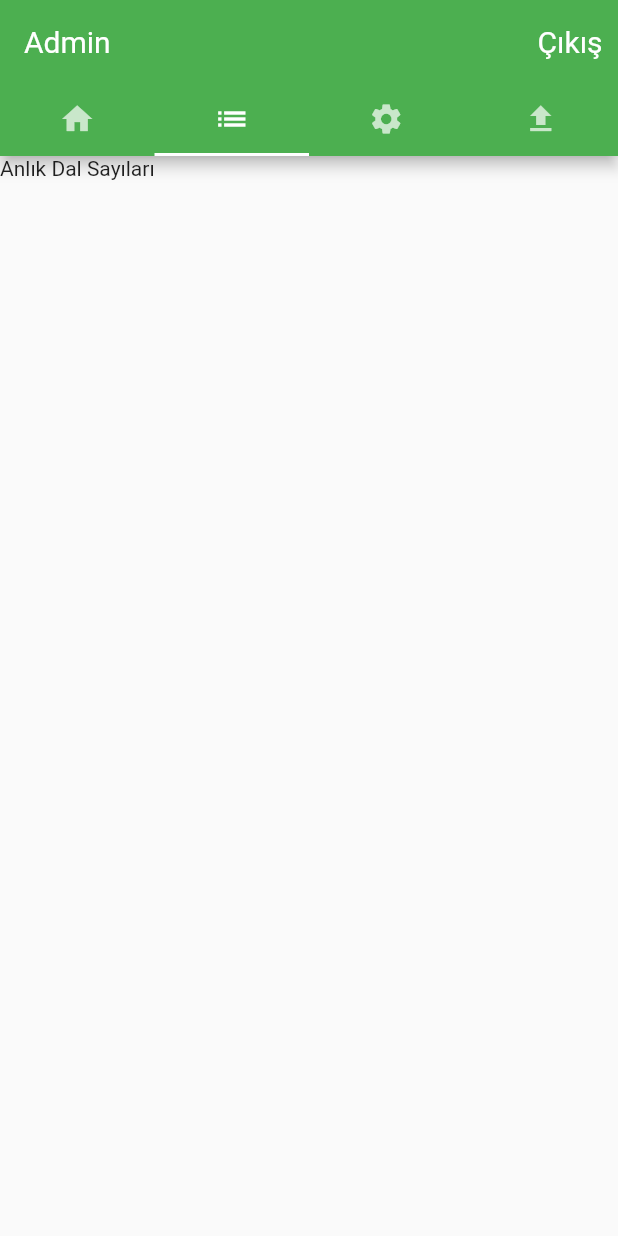
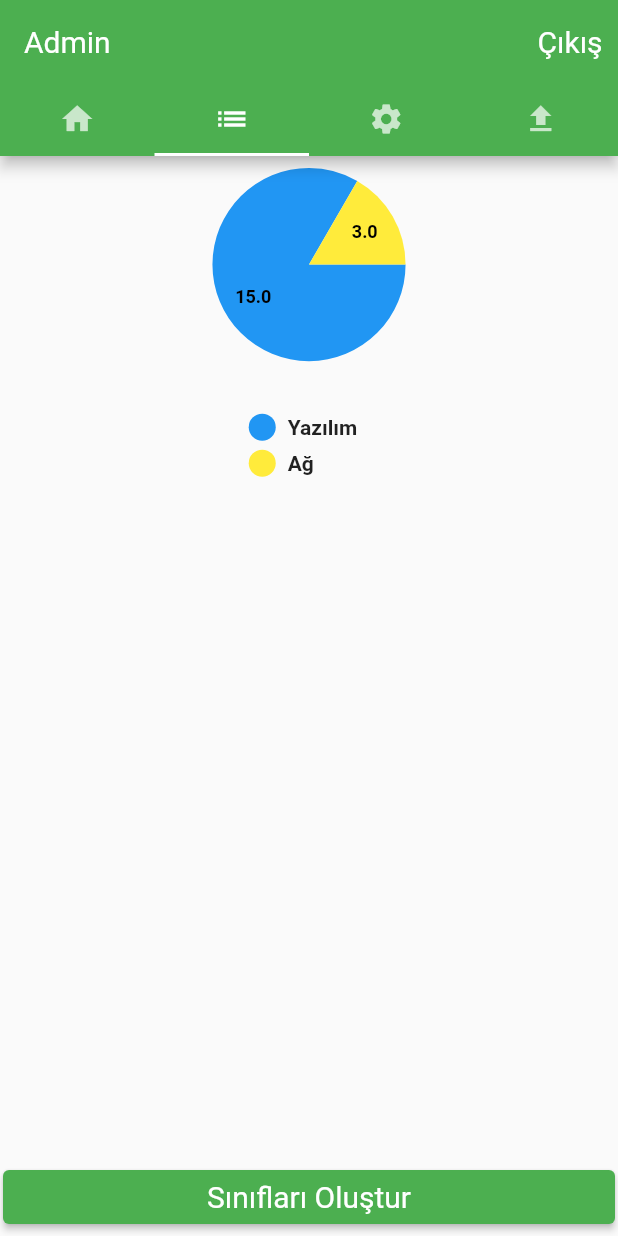
Before and after one commit to ozdemirali/branch_select_app, a Flutter app: the screen it shows after launch, tab 2 chosen, on a phone screen of 412 x 824 dp. Run offline on Flutter 3.47's test engine with Material 2 defaults, Android fonts, the phone set to English and light mode, and no system bars; drawn by our look-alikes of pie_chart; our stand-ins replace dropdown_formfield, email_validator, mask_text_input_formatter.

Commit message:
BrancStatus screen is done

```diff
--- a/lib/screens/admin.dart
+++ b/lib/screens/admin.dart
@@ -1,3 +1,4 @@
+import 'package:branch_select_app/widgets/branchStatus.dart';
 import 'package:branch_select_app/widgets/choicesMade.dart';
 import 'package:flutter/material.dart';
 
@@ -63,7 +64,7 @@ class AdminState extends State<Admin> with SingleTickerProviderStateMixin {
         controller: _tabController,
         children: [
           ChoicesMade(),
-          Text("Anlık Dal Sayıları"),
+          BranchStatus(),
           Text("Okul Bİligileri"),
           Text("Öğrenci Bilgileri Yükle"),
         ],
--- /dev/null
+++ b/lib/widgets/branchStatus.dart
@@ -0,0 +1,76 @@
+import 'package:branch_select_app/widgets/chart.dart';
+import 'package:flutter/material.dart';
+import 'package:pie_chart/pie_chart.dart';
+
+class BranchStatus extends StatefulWidget{
+  @override
+  State<StatefulWidget> createState() {
+    // TODO: implement createState
+    return BranchStatusState();
+  }
+}
+
+class BranchStatusState extends State<BranchStatus> {
+
+  Map<String, double> dataMap = {
+    "Yazılım": 15,
+    "Ağ": 3,
+  };
+  List<Color> colorList = [
+    Colors.blue,
+    Colors.yellow,
+  ];
+
+  @override
+  Widget build(BuildContext context) {
+    // TODO: implement build
+    return Container(
+      height: MediaQuery.of(context).size.height,
+      child: Column(
+        crossAxisAlignment: CrossAxisAlignment.stretch,
+        mainAxisAlignment: MainAxisAlignment.spaceBetween,
+        children: [
+          // PieChart(
+          //   dataMap: dataMap,
+          //   animationDuration: Duration(milliseconds: 800),
+          //   chartLegendSpacing: 32,
+          //   chartRadius: MediaQuery.of(context).size.width / 3.2,
+          //   colorList: colorList,
+          //   initialAngleInDegree: 0,
+          //   chartType: ChartType.disc,
+          //   ringStrokeWidth: 32,
+          //   centerText: "",
+          //   legendOptions: LegendOptions(
+          //     showLegendsInRow: false,
+          //     legendPosition: LegendPosition.bottom,
+          //     showLegends: true,
+          //     //legendShape: ,
+          //     legendTextStyle: TextStyle(
+          //       fontWeight: FontWeight.bold,
+          //     ),
+          //   ),
+          //   chartValuesOptions: ChartValuesOptions(
+          //     showChartValueBackground: false,
+          //     showChartValues: true,
+          //     showChartValuesInPercentage: false,
+          //     showChartValuesOutside: false,
+          //     decimalPlaces: 1,
+          //   ),
+          // ),
+      chart(dataMap,context,colorList,ChartType.disc,"",LegendPosition.bottom,false,true,false,false),
+      Padding(
+        padding: EdgeInsets.fromLTRB(2.0, 2.0, 2.0, 2.0),
+        child: ElevatedButton(
+          style:  ElevatedButton.styleFrom(textStyle: const TextStyle(fontSize: 20)),
+          child: Text("Sınıfları Oluştur"),
+          onPressed: (){
+           print("Kaydet");
+          },
+        ),
+      ),
+
+        ],
+      ),
+    );
+  }
+}
--- /dev/null
+++ b/lib/widgets/chart.dart
@@ -0,0 +1,36 @@
+import 'package:flutter/material.dart';
+import 'package:pie_chart/pie_chart.dart';
+
+Widget chart(Map<String, double> dataMap,BuildContext context,
+    List<Color> colorList, ChartType chartType, String centerText,LegendPosition legendPosition,
+    bool showChartValueBackground, bool showChartValues,
+    bool showChartValuesInPercentage, bool showChartValuesOutside ){
+  return PieChart(
+    dataMap: dataMap,
+    animationDuration: Duration(milliseconds: 800),
+    chartLegendSpacing: 32,
+    chartRadius: MediaQuery.of(context).size.width / 3.2,
+    colorList: colorList,
+    initialAngleInDegree: 0,
+    chartType: ChartType.disc,
+    ringStrokeWidth: 32,
+    centerText: "",
+    legendOptions: LegendOptions(
+      showLegendsInRow: false,
+      legendPosition: legendPosition,
+      showLegends: true,
+      //legendShape: ,
+      legendTextStyle: TextStyle(
+        fontWeight: FontWeight.bold,
+      ),
+    ),
+    chartValuesOptions: ChartValuesOptions(
+      showChartValueBackground: showChartValueBackground,
+      showChartValues: showChartValues,
+      showChartValuesInPercentage: showChartValuesInPercentage,
+      showChartValuesOutside: showChartValuesOutside,
+      decimalPlaces: 1,
+    ),
+  );
+
+}
--- a/lib/widgets/choicesMade.dart
+++ b/lib/widgets/choicesMade.dart
@@ -1,4 +1,4 @@
-import 'package:flutter/cupertino.dart';
+import 'package:branch_select_app/widgets/chart.dart';
 import 'package:flutter/material.dart';
 import 'package:pie_chart/pie_chart.dart';
 
@@ -33,33 +33,34 @@ class ChoicesMadeState extends State<ChoicesMade> {
       child: Column(
         crossAxisAlignment: CrossAxisAlignment.stretch,
         children: [
-          PieChart(
-                dataMap: dataMap,
-                animationDuration: Duration(milliseconds: 800),
-                chartLegendSpacing: 32,
-                chartRadius: MediaQuery.of(context).size.width / 3.2,
-                colorList: colorList,
-                initialAngleInDegree: 0,
-                chartType: ChartType.disc,
-                ringStrokeWidth: 32,
-                centerText: "",
-                legendOptions: LegendOptions(
-                  showLegendsInRow: false,
-                  legendPosition: LegendPosition.right,
-                  showLegends: true,
-                  //legendShape: ,
-                  legendTextStyle: TextStyle(
-                    fontWeight: FontWeight.bold,
-                  ),
-                ),
-                chartValuesOptions: ChartValuesOptions(
-                  showChartValueBackground: true,
-                  showChartValues: true,
-                  showChartValuesInPercentage: true,
-                  showChartValuesOutside: false,
-                  decimalPlaces: 1,
-                ),
-              ),
+          // PieChart(
+          //       dataMap: dataMap,
+          //       animationDuration: Duration(milliseconds: 800),
+          //       chartLegendSpacing: 32,
+          //       chartRadius: MediaQuery.of(context).size.width / 3.2,
+          //       colorList: colorList,
+          //       initialAngleInDegree: 0,
+          //       chartType: ChartType.disc,
+          //       ringStrokeWidth: 32,
+          //       centerText: "",
+          //       legendOptions: LegendOptions(
+          //         showLegendsInRow: false,
+          //         legendPosition: LegendPosition.right,
+          //         showLegends: true,
+          //         //legendShape: ,
+          //         legendTextStyle: TextStyle(
+          //           fontWeight: FontWeight.bold,
+          //         ),
+          //       ),
+          //       chartValuesOptions: ChartValuesOptions(
+          //         showChartValueBackground: false,
+          //         showChartValues: true,
+          //         showChartValuesInPercentage: true,
+          //         showChartValuesOutside: false,
+          //         decimalPlaces: 1,
+          //       ),
+          //     ),
+          chart(dataMap,context,colorList,ChartType.disc,"",LegendPosition.right,false,true,true,false),
           Expanded(
             child: ListView.builder(
                   shrinkWrap: true,
@@ -94,23 +95,6 @@ class ChoicesMadeState extends State<ChoicesMade> {
                        ),
                      ),
                    );
-
-                  // return Card(
-                  //   color: Colors.white,
-                  //   elevation: 2.0,
-                  //   child: ListTile(
-                  //     leading: CircleAvatar(
-                  //       //backgroundColor: _appointedWorkplaceList[position].type=="Alan Dışı"?Colors.red:Colors.blue,
-                  //       child: Text("A"),
-                  //     ),
-                  //     title: Text(item[position]),
-                  //     subtitle: Text(item[position]),
-                  //     onTap: (){
-                  //       print("Seçildi");
-                  //      // showToNotification(context,_appointedWorkplaceList[position]);
-                  //     },
-                  //   ),
-                  // );
                 },
               ),
           ),
```
